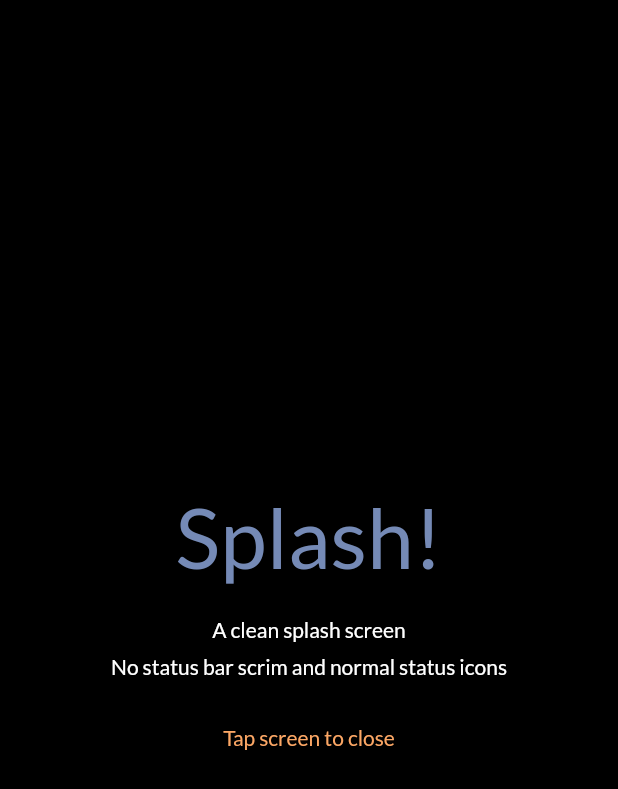
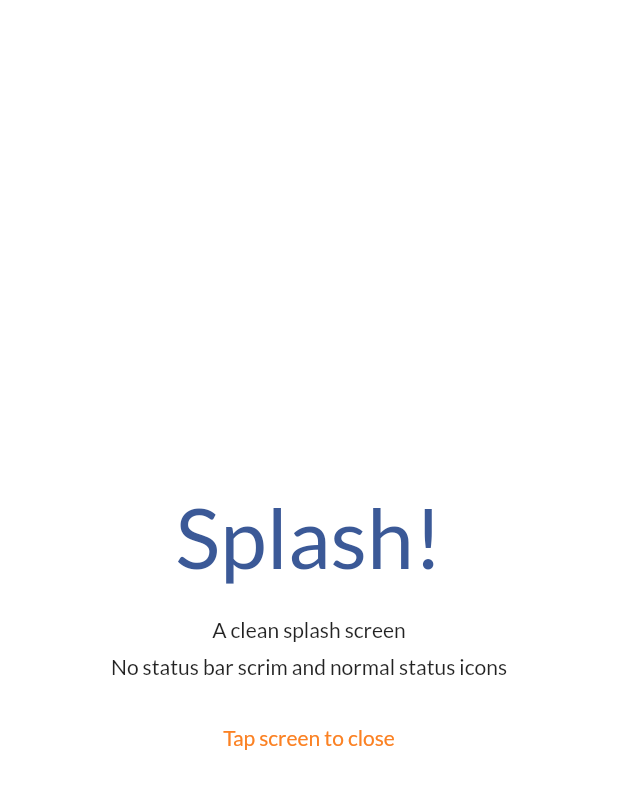
Before and after one commit to rydmike/fcs_simple_demo, a Flutter app: the screen it shows after launch, after a tap on "Splash page demo 1a", on a phone screen of 412 x 824 dp. Shown: the top 789 px of the screen. Run offline on Flutter 3.47's test engine with Material 2 defaults, Android fonts, the phone set to English and light mode, and no system bars; our stand-ins replace flex_color_scheme, google_fonts.

Commit message:
Typos and minor demo tuning.

```diff
--- a/lib/main.dart
+++ b/lib/main.dart
@@ -5,7 +5,7 @@ import 'package:google_fonts/google_fonts.dart';
 import 'screens/home_page.dart';
 
 // -----------------------------------------------------------------------------
-// FLEX COLOR SCHEME SIMPLE CUSTOM THEME EXAMPLE
+// FlexColorScheme Simple Custom Theme Example.
 //
 // This example shows how you can use define a few colors, use FlexColorScheme
 // to theme your app with them and also define other FlexColorScheme theme
@@ -77,9 +77,9 @@ class DemoApp extends StatelessWidget {
         visualDensity: FlexColorScheme.comfortablePlatformDensity,
         fontFamily: GoogleFonts.lato().fontFamily,
       ).toTheme,
-      // Use the above dark or light theme based on active themeMode.
+      // Use the above dark or light theme based on active themeMode below.
       // Toggle in code here, or set to system to toggle with device.
-      themeMode: ThemeMode.dark,
+      themeMode: ThemeMode.system,
       // This simple example app has only one page.
       home: HomePage(),
     );
--- a/lib/screens/home_page.dart
+++ b/lib/screens/home_page.dart
@@ -1,5 +1,5 @@
 // The content of the HomePage below is not relevant for using FlexColorScheme
-// based application theming. The critical parts are in the above MaterialApp
+// based application theming. The critical parts are in the MaterialApp
 // theme definitions. The HomePage just contains UI to visually show what the
 // defined example looks like in an application and with commonly used Widgets.
 import 'package:flex_color_scheme/flex_color_scheme.dart';
@@ -26,7 +26,7 @@ class HomePage extends StatefulWidget {
 }
 
 class _HomePageState extends State<HomePage> {
-  // The reason for HomePage is using a stateful widget is that it holds the
+  // The reason why HomePage is using a stateful widget is that it holds the
   // state of the dummy side menu/rail locally.
   double currentSidePanelWidth = AppConst.expandWidth;
   bool isSidePanelExpanded = true;
--- a/lib/screens/splash_page_two.dart
+++ b/lib/screens/splash_page_two.dart
@@ -30,7 +30,6 @@ class SplashPageTwo extends StatefulWidget {
 class _SplashPageTwoState extends State<SplashPageTwo> {
   @override
   void initState() {
-    //
     // This call will remove to top and bottom UI overlays.
     //
     // For some reason on some newer Android versions, it does not work
@@ -54,7 +53,6 @@ class _SplashPageTwoState extends State<SplashPageTwo> {
 
   @override
   void dispose() {
-    //
     // Set the UI overlays back when we dispose this screen.
     //
     // This screen needs to be stateful so we can correctly manage the
@@ -72,7 +70,6 @@ class _SplashPageTwoState extends State<SplashPageTwo> {
     // (blending) in FlexColorScheme, it will included a hint of the
     // primary color. This is just done in this example to show that
     // this way we can use a colored background.
-    //
     return AnnotatedRegion<SystemUiOverlayStyle>(
       // This make system navigation bar theme background color, since we use
       // that in this example for the scaffold background as well, it should
```
Also changed, not shown: lib/screens/splash_page_one.dart (+6 -7 lines), pubspec.yaml (+0 -38 lines).
